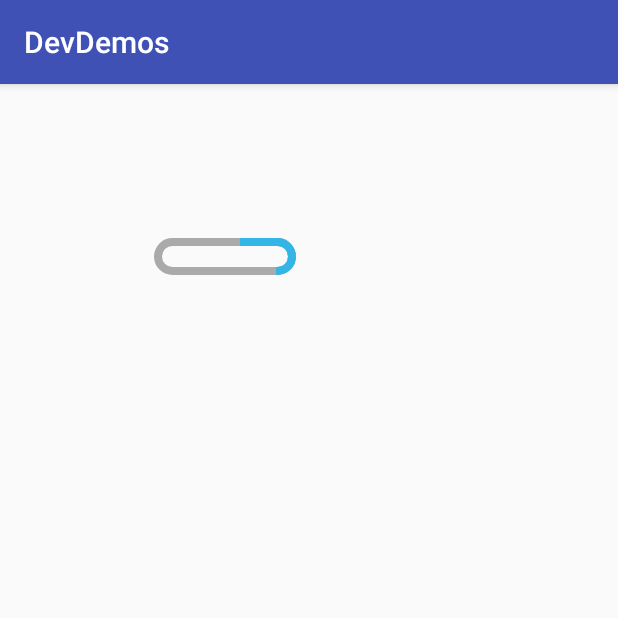
After one commit to yinfork/Android-Dev-Demos, an Android app: the ProgressBarActivity screen opened directly, with no data from a screen before it, on a phone screen of 412 x 824 dp, the top half of it. The commit adds this screen. Run offline under Robolectric (Android 15) with nearby library versions, the light colour scheme and no system bars.

Commit message:
添加圆角矩形进度条
Signed-off-by: InKenKa <yinfork@foxmail.com>

```diff
--- a/app/src/main/AndroidManifest.xml
+++ b/app/src/main/AndroidManifest.xml
@@ -110,6 +110,7 @@
             android:process=":memory20"/>
         <activity android:name=".ProcessWhiteList.ProcessWhiteListActivity"/>
         <activity android:name=".SpannableString.SpannableStringActivity"/>
+        <activity android:name=".processbar.ProgressBarActivity"/>
     </application>
 
 </manifest>
--- a/app/src/main/java/com/inkenka/devdemos/MainActivity.java
+++ b/app/src/main/java/com/inkenka/devdemos/MainActivity.java
@@ -9,6 +9,7 @@ import com.inkenka.devdemos.SingleImageView.SingleImageDemoActivity;
 import com.inkenka.devdemos.SpannableString.SpannableStringActivity;
 import com.inkenka.devdemos.ThrowException.ThrowExceptionActivity;
 import com.inkenka.devdemos.ViewAnim.ViewAnimDemoActivity;
+import com.inkenka.devdemos.processbar.ProgressBarActivity;
 import com.inkenka.devdemos.recycleview.RecycleViewDemoActivity;
 import com.inkenka.devdemos.videoview.VideoViewDemoActivity;
 
@@ -36,6 +37,7 @@ public class MainActivity extends AppCompatActivity implements AdapterView.OnIte
     private final static String DEMO_MEMORY_ANALYSIS = "Memory Analysis Demo";
     private final static String DEMO_PROCESS_WHITE_LIST = "Add Process White List";
     private final static String DEMO_SPANNABLE_STRING = "Spannable String";
+    private final static String DEMO_PROCESS_BAR = "CustomPath Process Bar";
 
     String[] mDemos = new String[]{
             DEMO_IMAGEVIEW,
@@ -48,7 +50,8 @@ public class MainActivity extends AppCompatActivity implements AdapterView.OnIte
             DEMO_THROW_EXCEPTION,
             DEMO_MEMORY_ANALYSIS,
             DEMO_PROCESS_WHITE_LIST,
-            DEMO_SPANNABLE_STRING
+            DEMO_SPANNABLE_STRING,
+            DEMO_PROCESS_BAR
     };
 
     @Override
@@ -102,6 +105,8 @@ public class MainActivity extends AppCompatActivity implements AdapterView.OnIte
                 break;
             case DEMO_SPANNABLE_STRING:
                 intent.setClass(MainActivity.this, SpannableStringActivity.class);
+            case DEMO_PROCESS_BAR:
+                intent.setClass(MainActivity.this, ProgressBarActivity.class);
         }
 
         // 判断该Intent是否能被解析再启动
--- /dev/null
+++ b/app/src/main/java/com/inkenka/devdemos/processbar/CustomPathProgressBar.java
@@ -0,0 +1,105 @@
+package com.inkenka.devdemos.processbar;
+
+import android.content.Context;
+import android.content.res.TypedArray;
+import android.graphics.Canvas;
+import android.graphics.Color;
+import android.graphics.Paint;
+import android.graphics.Path;
+import android.graphics.PathMeasure;
+import android.graphics.RectF;
+import android.support.annotation.Nullable;
+import android.util.AttributeSet;
+import android.widget.ProgressBar;
+
+import com.inkenka.devdemos.R;
+import com.inkenka.devdemos.utils.Utils;
+
+/**
+ * 圆角矩形进度条
+ *
+ * Created by yinjianhua on 2017/11/6.
+ */
+
+public class CustomPathProgressBar extends ProgressBar {
+
+    private Paint mBackgroundPaint = new Paint();
+    private Paint mProgressPaint = new Paint();
+    private float mRadius;
+    private int mPathWidth;
+    private float mStartOffsetPercent;
+
+    public CustomPathProgressBar(Context context) {
+        this(context, null);
+    }
+
+    public CustomPathProgressBar(Context context, @Nullable AttributeSet attrs) {
+        this(context, attrs, 0);
+    }
+
+    public CustomPathProgressBar(Context context, @Nullable AttributeSet attrs, int defStyleAttr) {
+        super(context, attrs, defStyleAttr);
+        final TypedArray typedArray = context.obtainStyledAttributes(attrs, R.styleable.CustomPathProgressBarAttr);
+
+        mBackgroundPaint = new Paint();
+        mProgressPaint = new Paint();
+
+        int backgroundColor = typedArray.getColor(R.styleable.CustomPathProgressBarAttr_backgroundColor, Color.GRAY);
+        int progressColor = typedArray.getColor(R.styleable.CustomPathProgressBarAttr_progressColor, Color.RED);
+        mPathWidth = typedArray.getDimensionPixelSize(R.styleable.CustomPathProgressBarAttr_pathWidth, Utils.covertDp2Px(context,5));
+        mRadius = typedArray.getDimension(R.styleable.CustomPathProgressBarAttr_radius, Utils.covertDp2Px(context,15f));
+        mStartOffsetPercent = typedArray.getFloat(R.styleable.CustomPathProgressBarAttr_startOffset, 0);
+
+        mBackgroundPaint.setColor(backgroundColor);
+        mBackgroundPaint.setStyle(Paint.Style.STROKE);
+        mBackgroundPaint.setAntiAlias(true);
+        mBackgroundPaint.setStrokeWidth(mPathWidth);
+
+        mProgressPaint.setColor(progressColor);
+        mProgressPaint.setStyle(Paint.Style.STROKE);
+        mProgressPaint.setAntiAlias(true);
+        mProgressPaint.setStrokeWidth(mPathWidth);
+    }
+
+    @Override
+    public void onDraw(Canvas canvas) {
+        drawBackground(canvas);
+        drawProgress(canvas);
+    }
+
+    private void drawBackground(Canvas canvas){
+
+        RectF rectF = new RectF(mPathWidth,mPathWidth,getWidth()-mPathWidth,getHeight()-mPathWidth);
+
+        canvas.drawRoundRect(rectF, mRadius, mRadius, mBackgroundPaint);
+    }
+
+    private void drawProgress(Canvas canvas){
+
+        RectF rectF = new RectF(mPathWidth,mPathWidth,getWidth()-mPathWidth,getHeight()-mPathWidth);
+        Path path = new Path();
+
+
+        path.addRoundRect(rectF, mRadius, mRadius, Path.Direction.CW);
+
+        Path mRenderPaths = new Path();
+        PathMeasure mPathMeasure = new PathMeasure(path, false);
+
+        float pathOffset = mPathMeasure.getLength() * (getProgress()/100f);
+        float startOffset = mPathMeasure.getLength() * mStartOffsetPercent;
+
+        if(pathOffset + startOffset < mPathMeasure.getLength()){
+            if (mPathMeasure.getSegment(startOffset, startOffset + pathOffset, mRenderPaths, true)) {
+                canvas.drawPath(mRenderPaths, mProgressPaint);
+            }
+        } else {
+            if (mPathMeasure.getSegment(startOffset, mPathMeasure.getLength(), mRenderPaths, true)) {
+                canvas.drawPath(mRenderPaths, mProgressPaint);
+            }
+            if (mPathMeasure.getSegment(0, pathOffset + startOffset - mPathMeasure.getLength(), mRenderPaths, true)) {
+                canvas.drawPath(mRenderPaths, mProgressPaint);
+            }
+        }
+    }
+
+}
--- /dev/null
+++ b/app/src/main/java/com/inkenka/devdemos/processbar/ProgressBarActivity.java
@@ -0,0 +1,52 @@
+package com.inkenka.devdemos.processbar;
+
+import android.os.Bundle;
+import android.os.Handler;
+import android.os.Looper;
+import android.support.v7.app.AppCompatActivity;
+
+import com.inkenka.devdemos.R;
+
+public class ProgressBarActivity extends AppCompatActivity {
+
+    private Handler mUiHandler = new  Handler(Looper.getMainLooper());
+    protected int progress;
+
+    @Override
+    protected void onCreate(Bundle savedInstanceState) {
+        super.onCreate(savedInstanceState);
+        setContentView(R.layout.activity_progressbar_demo);
+
+
+        final CustomPathProgressBar customPathProgressBar = (CustomPathProgressBar) findViewById(R.id.progress);
+        customPathProgressBar.setProgress(0);
+
+
+        new Thread(new Runnable() {
+            @Override
+            public void run() {
+
+                while (true) {
+                    mUiHandler.post(new Runnable() {
+                        @Override
+                        public void run() {
+                            if (progress == 100) {
+                                progress = 0;
+                            }
+                            progress += 1;
+                            customPathProgressBar.setProgress(progress);
+                        }
+                    });
+
+                    try {
+                        Thread.sleep(100);
+                    } catch (InterruptedException e) {
+                        e.printStackTrace();
+                    }
+                }
+
+            }
+        }).start();
+    }
+
+}
--- /dev/null
+++ b/app/src/main/res/layout/activity_progressbar_demo.xml
@@ -0,0 +1,20 @@
+<?xml version="1.0" encoding="utf-8"?>
+<LinearLayout xmlns:android="http://schemas.android.com/apk/res/android"
+    xmlns:app="http://schemas.android.com/apk/res-auto"
+    android:orientation="vertical"
+    android:layout_width="match_parent"
+    android:layout_height="match_parent">
+
+    <com.inkenka.devdemos.processbar.CustomPathProgressBar
+        android:id="@+id/progress"
+        android:layout_width="100dp"
+        android:layout_height="30dp"
+        android:layout_marginLeft="100dp"
+        android:layout_marginTop="100dp"
+        app:radius="15dp"
+        app:backgroundColor="@android:color/darker_gray"
+        app:progressColor="@android:color/holo_blue_light"
+        app:pathWidth="5dp"
+        app:startOffset="0.3"/>
+
+</LinearLayout>
--- /dev/null
+++ b/app/src/main/res/values/attrs.xml
@@ -0,0 +1,13 @@
+<?xml version="1.0" encoding="utf-8"?>
+<resources>
+
+    <declare-styleable name="CustomPathProgressBarAttr">
+        <attr name="radius" format="dimension" />
+        <attr name="backgroundColor" format="color" />
+        <attr name="progressColor" format="color" />
+        <attr name="pathWidth" format="dimension" />
+        <attr name="startOffset" format="float" />
+    </declare-styleable>
+
+
+</resources>
```
